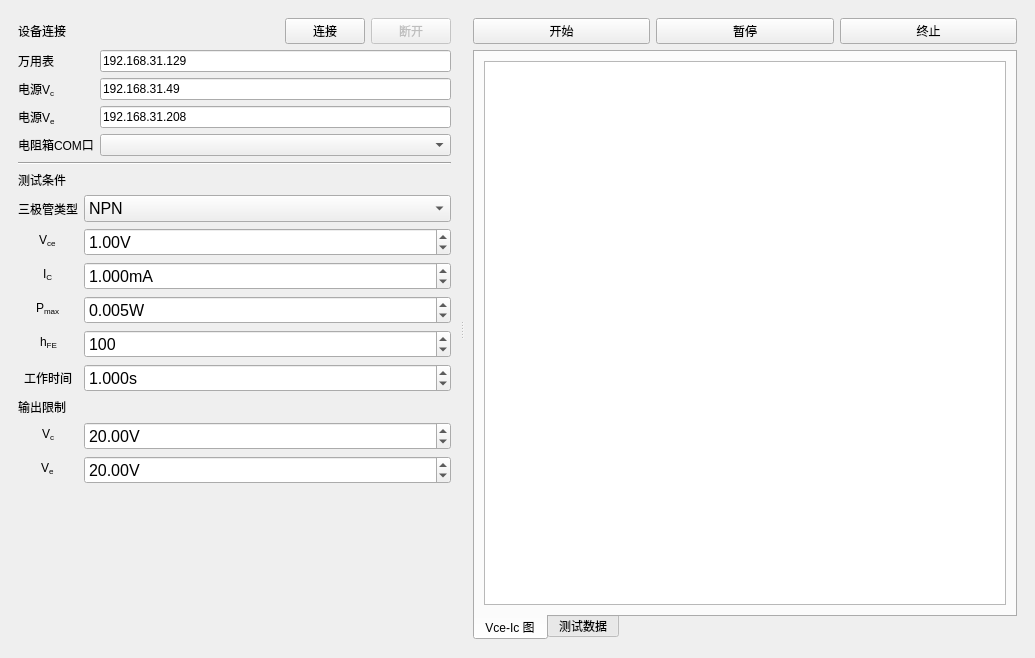
Joker2387089590/MIL-STD-750, file src/main.ui: the form before one commit.
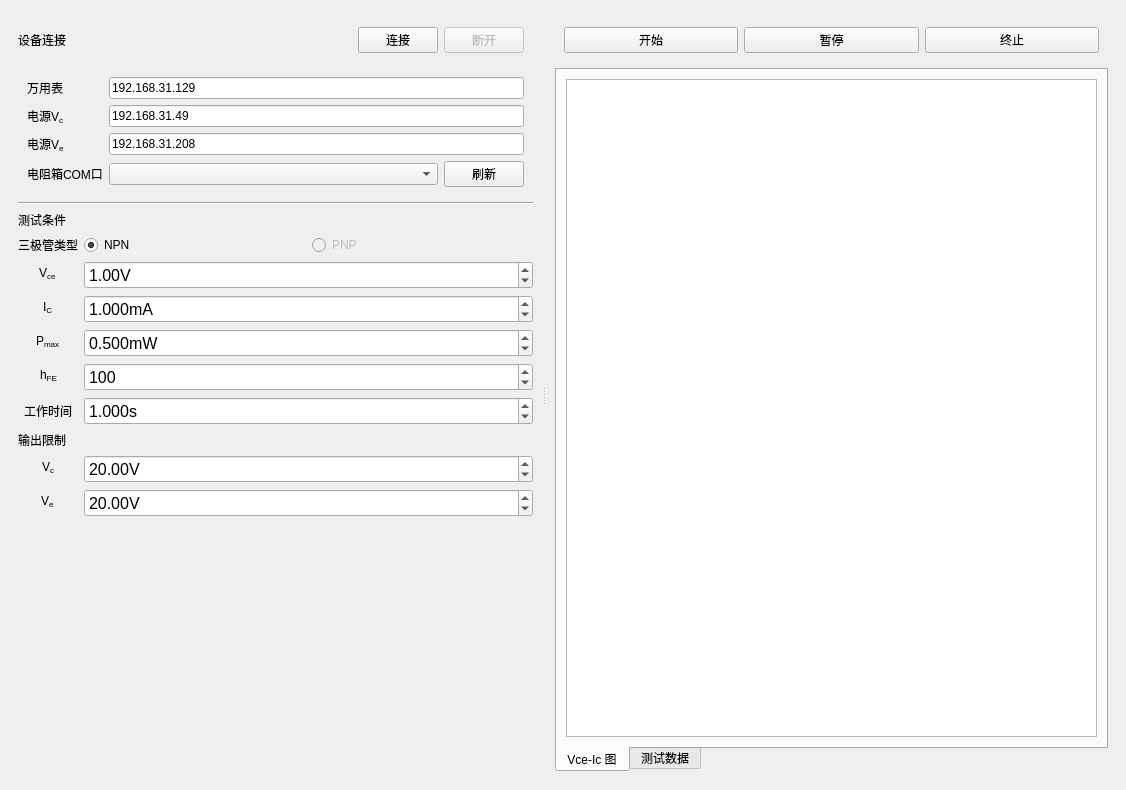
The form after the commit. Custom widgets are drawn as their Qt base class.

Commit message: 增加 devices 界面, dmm 增加扫描功能, context 实现试点阶段, 控制按钮实现开始和状态

Diff of the .ui file:
```diff
--- a/src/main.ui
+++ b/src/main.ui
@@ -6,8 +6,8 @@
    <rect>
     <x>0</x>
     <y>0</y>
-    <width>1035</width>
-    <height>658</height>
+    <width>1126</width>
+    <height>790</height>
    </rect>
   </property>
   <property name="windowTitle">
@@ -33,7 +33,7 @@
        <enum>Qt::Horizontal</enum>
       </property>
       <widget class="QWidget" name="layoutWidget">
-       <layout class="QVBoxLayout" name="verticalLayout_2" stretch="0,0,1">
+       <layout class="QVBoxLayout" name="verticalLayout_2" stretch="0,0,0,1">
         <property name="leftMargin">
          <number>9</number>
         </property>
@@ -47,9 +47,7 @@
          <number>9</number>
         </property>
         <item>
-         <layout class="QFormLayout" name="formLayout_2">
-          <item row="0" column="0" colspan="2">
-           <layout class="QHBoxLayout" name="horizontalLayout" stretch="1,0,0">
+         <layout class="QHBoxLayout" name="horizontalLayout" stretch="1,0">
             <item>
              <widget class="QLabel" name="h1_3">
               <property name="text">
@@ -58,6 +56,9 @@
              </widget>
             </item>
             <item>
+           <widget class="QWidget" name="wConnect" native="true">
+            <layout class="QHBoxLayout" name="horizontalLayout_5">
+             <item>
              <widget class="QPushButton" name="btnConnect">
               <property name="text">
                <string>连接</string>
@@ -75,7 +76,13 @@
              </widget>
             </item>
            </layout>
+           </widget>
           </item>
+         </layout>
+        </item>
+        <item>
+         <widget class="QWidget" name="wDevices" native="true">
+          <layout class="QFormLayout" name="formLayout_2">
           <item row="1" column="0">
            <widget class="QLabel" name="label">
             <property name="text">
@@ -111,9 +118,6 @@
             </property>
            </widget>
           </item>
-          <item row="4" column="1">
-           <widget class="QComboBox" name="port"/>
-          </item>
           <item row="3" column="0">
            <widget class="QLabel" name="label_12">
             <property name="text">
@@ -128,7 +132,22 @@
             </property>
            </widget>
           </item>
-         </layout>
+           <item row="4" column="1">
+            <layout class="QHBoxLayout" name="horizontalLayout_4" stretch="1,0">
+             <item>
+              <widget class="QComboBox" name="port"/>
+             </item>
+             <item>
+              <widget class="QPushButton" name="btnRefreshPort">
+               <property name="text">
+                <string>刷新</string>
+               </property>
+              </widget>
+             </item>
+            </layout>
+           </item>
+          </layout>
+         </widget>
         </item>
         <item>
          <widget class="Line" name="line">
@@ -223,7 +242,7 @@
              </font>
             </property>
             <property name="suffix">
-             <string>W</string>
+             <string>mW</string>
             </property>
             <property name="decimals">
              <number>3</number>
@@ -232,7 +251,7 @@
              <double>10000000.000000000000000</double>
             </property>
             <property name="value">
-             <double>0.005000000000000</double>
+             <double>0.500000000000000</double>
             </property>
            </widget>
           </item>
@@ -306,25 +325,6 @@
             </property>
            </widget>
           </item>
-          <item row="1" column="1">
-           <widget class="QComboBox" name="transistorType">
-            <property name="font">
-             <font>
-              <pointsize>12</pointsize>
-             </font>
-            </property>
-            <item>
-             <property name="text">
-              <string>NPN</string>
-             </property>
-            </item>
-            <item>
-             <property name="text">
-              <string>PNP</string>
-             </property>
-            </item>
-           </widget>
-          </item>
           <item row="10" column="0" colspan="2">
            <spacer name="verticalSpacer">
             <property name="orientation">
@@ -391,6 +391,30 @@
             </property>
            </widget>
           </item>
+          <item row="1" column="1">
+           <layout class="QHBoxLayout" name="horizontalLayout_3">
+            <item>
+             <widget class="QRadioButton" name="radioButton_2">
+              <property name="text">
+               <string>NPN</string>
+              </property>
+              <property name="checked">
+               <bool>true</bool>
+              </property>
+             </widget>
+            </item>
+            <item>
+             <widget class="QRadioButton" name="radioButton">
+              <property name="enabled">
+               <bool>false</bool>
+              </property>
+              <property name="text">
+               <string>PNP</string>
+              </property>
+             </widget>
+            </item>
+           </layout>
+          </item>
          </layout>
         </item>
        </layout>
@@ -410,6 +434,7 @@
          <number>9</number>
         </property>
         <item>
+         <widget class="QWidget" name="wControl" native="true">
          <layout class="QHBoxLayout" name="horizontalLayout_2">
           <item>
            <widget class="QPushButton" name="btnStart">
@@ -433,6 +458,7 @@
            </widget>
           </item>
          </layout>
+         </widget>
         </item>
         <item>
          <widget class="QTabWidget" name="tabWidget">
```
Left out of the diff: 2 changed lines with no effect on the pictures. Lines whose indentation alone changed are shown as unchanged. The commit also changes 6 other files.
